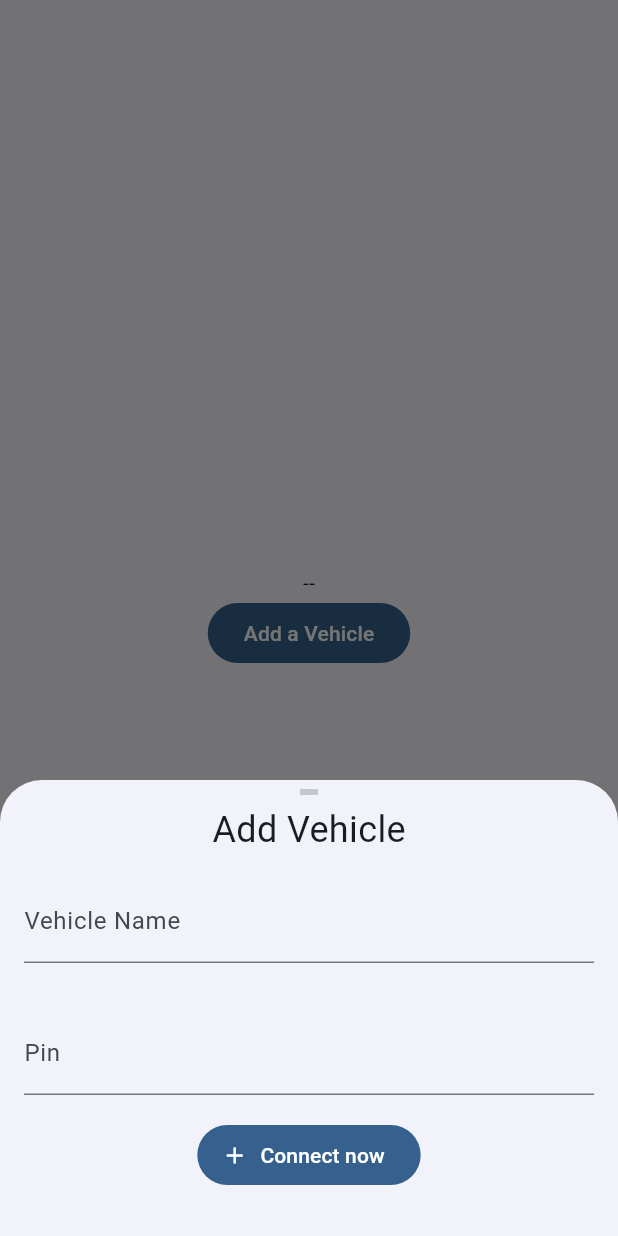
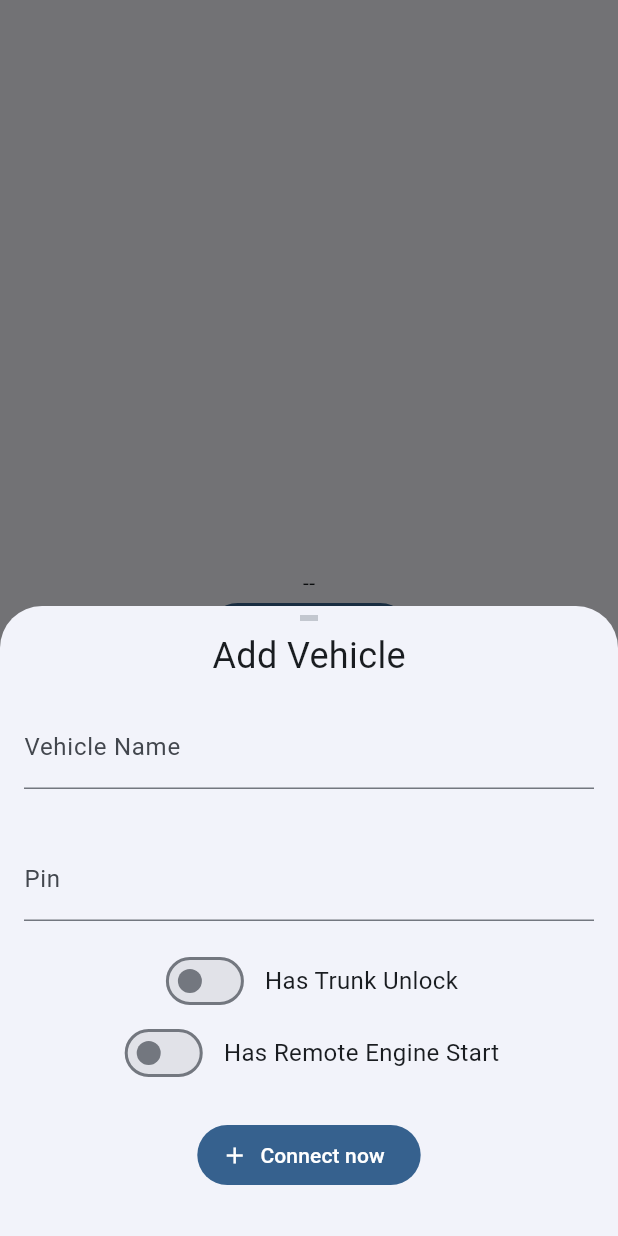
Before and after one commit to Mauznemo/OpenCarKey, a Flutter app: the screen it shows after launch, after a tap on "Add a Vehicle", on a phone screen of 412 x 824 dp. Run offline on Flutter 3.47's test engine with Material 3 defaults, Android fonts, the phone set to English and light mode, and no system bars; drawn by our look-alikes of dynamic_color; our stand-ins replace native_shared_preferences, permission_handler; missing offline and left inert: a package.

Commit message:
feat(mobile app): add options for buttons per vehicle

```diff
--- a/MobileApp/lib/components/add_vehicle_bottom_sheet.dart
+++ b/MobileApp/lib/components/add_vehicle_bottom_sheet.dart
@@ -22,6 +22,9 @@ class AddVehicleBottomSheet extends StatefulWidget {
 class _AddVehicleBottomSheetState extends State<AddVehicleBottomSheet> {
   final _vehicleNameController = TextEditingController();
   final _pinController = TextEditingController();
+
+  bool _hasTrunkUnlock = false;
+  bool _hasEngineStart = false;
 
   @override
   void dispose() {
@@ -68,6 +71,45 @@ class _AddVehicleBottomSheetState extends State<AddVehicleBottomSheet> {
               ),
             ),
           ),
+          Row(
+            mainAxisAlignment: MainAxisAlignment.center,
+            children: [
+              Switch(
+                value: _hasTrunkUnlock,
+                onChanged: (value) {
+                  setState(() {
+                    _hasTrunkUnlock = value;
+                  });
+                },
+              ),
+              SizedBox(width: 10),
+              const Text(
+                'Has Trunk Unlock',
+                style: TextStyle(fontSize: 16),
+              ),
+            ],
+          ),
+          Row(
+            mainAxisAlignment: MainAxisAlignment.center,
+            children: [
+              Switch(
+                value: _hasEngineStart,
+                onChanged: (value) {
+                  setState(() {
+                    _hasEngineStart = value;
+                  });
+                },
+              ),
+              SizedBox(width: 10),
+              const Text(
+                'Has Remote Engine Start',
+                style: TextStyle(fontSize: 16),
+              ),
+            ],
+          ),
+          const SizedBox(
+            height: 20,
+          ),
           FilledButton.icon(
               onPressed: () async {
                 if (_vehicleNameController.text.isEmpty ||
@@ -85,7 +127,9 @@ class _AddVehicleBottomSheetState extends State<AddVehicleBottomSheet> {
                       name: _vehicleNameController.text,
                       macAddress: result.macAddress,
                       associationId: result.associationId,
-                      pin: _pinController.text));
+                      pin: _pinController.text,
+                      hasTrunkUnlock: _hasTrunkUnlock,
+                      hasEngineStart: _hasEngineStart));
                   _vehicleNameController.clear();
                   _pinController.clear();
                   Navigator.pop(context);
--- a/MobileApp/lib/services/vehicle.dart
+++ b/MobileApp/lib/services/vehicle.dart
@@ -8,12 +8,16 @@ class Vehicle {
   final String macAddress;
   final int associationId;
   final String pin;
+  final bool hasTrunkUnlock;
+  final bool hasEngineStart;
 
   Vehicle({
     required this.name,
     required this.macAddress,
     required this.associationId,
     required this.pin,
+    required this.hasTrunkUnlock,
+    required this.hasEngineStart,
   });
 
   // Convert vehicle to JSON
@@ -23,6 +27,8 @@ class Vehicle {
       'macAddress': macAddress,
       'associationId': associationId,
       'pin': pin,
+      'hasTrunkUnlock': hasTrunkUnlock,
+      'hasEngineStart': hasEngineStart,
     };
   }
 
@@ -33,6 +39,8 @@ class Vehicle {
       macAddress: json['macAddress'],
       associationId: json['associationId'],
       pin: json['pin'],
+      hasTrunkUnlock: json['hasTrunkUnlock'] ?? false,
+      hasEngineStart: json['hasEngineStart'] ?? false,
     );
   }
 }
```
Also changed, not shown: MobileApp/lib/pages/home.dart (+22 -8 lines).
